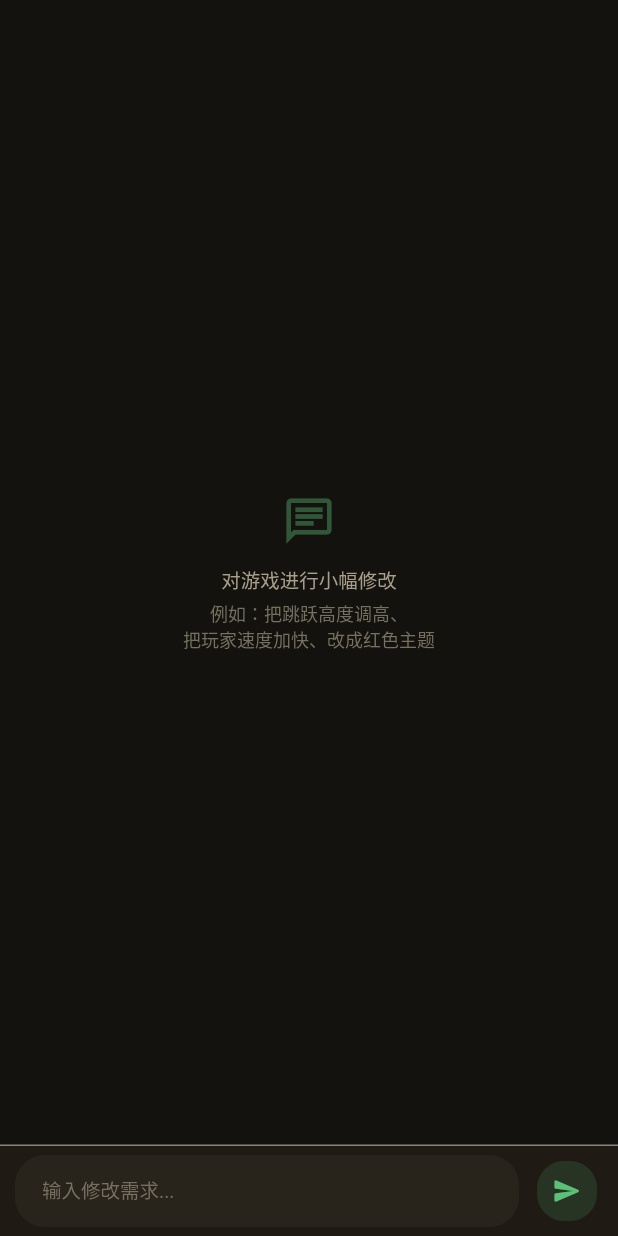
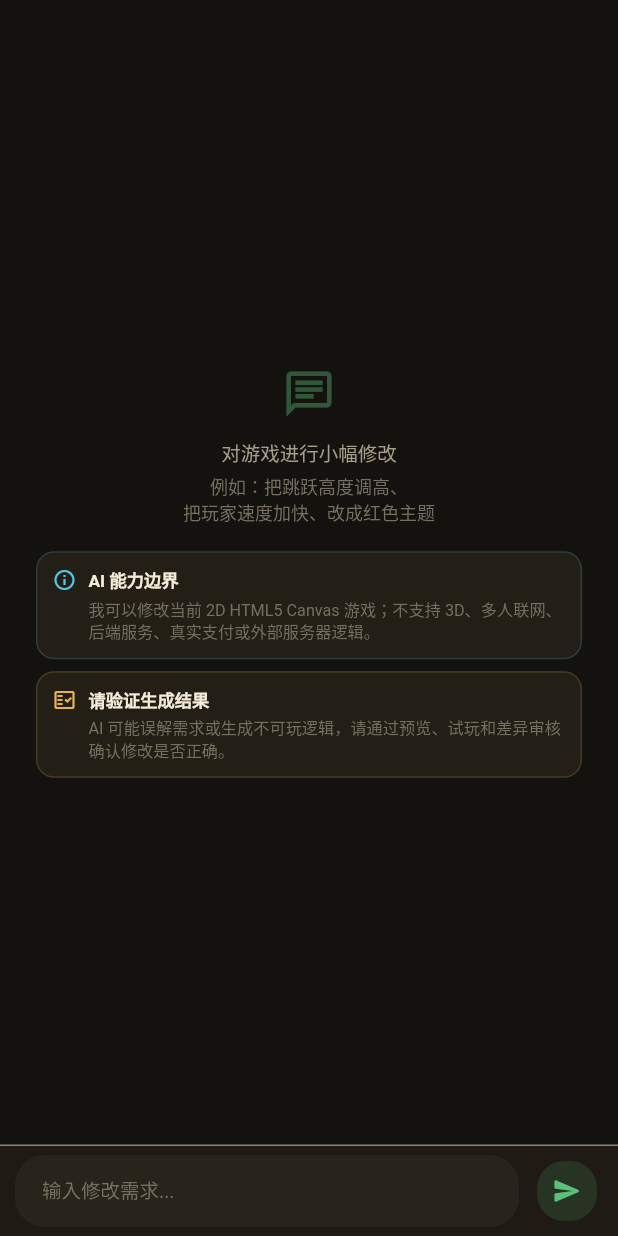
Before and after one commit to DingZhen-zhr/gameforger, a Flutter app: the PreviewChatPanel widget shown alone on an empty page, opened directly with empty values, on a phone screen of 412 x 824 dp. Run offline on Flutter 3.47's test engine with Material 3 defaults, Android fonts, the phone set to English and light mode, and no system bars; our stand-ins replace audioplayers, connectivity_plus, dio, flutter_riverpod, flutter_secure_storage, go_router and 4 more; missing offline and left inert: flutter_inappwebview; accounts and stored records are empty.

Commit message:
根据Claude的要求修复

```diff
--- a/lib/features/preview/presentation/providers/preview_provider.dart
+++ b/lib/features/preview/presentation/providers/preview_provider.dart
@@ -5,6 +5,7 @@ import 'package:share_plus/share_plus.dart';
 import '../../../../services/storage/local_db_service.dart';
 import '../../../../services/supabase/game_build_service.dart';
 import '../../../../services/supabase/supabase_client.dart';
+import '../../../../services/ai/model_router.dart';
 import '../../data/sample_game.dart';
 import '../../../../services/ai/preview_agent_service.dart';
 import '../../../workspace/presentation/providers/workspace_provider.dart';
@@ -39,21 +40,27 @@ class PreviewChatMessage {
   final bool isUser;
   final String content;
   final bool isStreaming;
+  final String? modelLabel;
 
   const PreviewChatMessage({
     required this.id,
     required this.isUser,
     required this.content,
     this.isStreaming = false,
+    this.modelLabel,
   });
 
-  PreviewChatMessage copyWith({String? content, bool? isStreaming}) =>
-      PreviewChatMessage(
-        id: id,
-        isUser: isUser,
-        content: content ?? this.content,
-        isStreaming: isStreaming ?? this.isStreaming,
-      );
+  PreviewChatMessage copyWith({
+    String? content,
+    bool? isStreaming,
+    String? modelLabel,
+  }) => PreviewChatMessage(
+    id: id,
+    isUser: isUser,
+    content: content ?? this.content,
+    isStreaming: isStreaming ?? this.isStreaming,
+    modelLabel: modelLabel ?? this.modelLabel,
+  );
 }
 
 /// A proposed code edit shown in the diff review panel.
@@ -295,6 +302,7 @@ class PreviewNotifier extends StateNotifier<PreviewState> {
     if (state.agentState != AgentState.idle) return;
 
     final id = 'chat_${DateTime.now().millisecondsSinceEpoch}';
+    final modelLabel = await _currentCodeModelLabel();
     final userMsg = PreviewChatMessage(
       id: '${id}_user',
       isUser: true,
@@ -306,6 +314,7 @@ class PreviewNotifier extends StateNotifier<PreviewState> {
       isUser: false,
       content: '',
       isStreaming: true,
+      modelLabel: modelLabel,
     );
 
     state = state.copyWith(
@@ -529,6 +538,15 @@ class PreviewNotifier extends StateNotifier<PreviewState> {
     );
   }
 
+  Future<String> _currentCodeModelLabel() async {
+    try {
+      final provider = await ModelRouter.getProvider(ModelType.code);
+      return provider == null || provider.isEmpty ? '当前 AI 模型' : provider;
+    } catch (_) {
+      return '当前 AI 模型';
+    }
+  }
+
   void _updateChatMessage(String id, String content, bool streaming) {
     final msgs = state.chatMessages.map((m) {
       if (m.id == id) {
--- a/lib/features/preview/presentation/widgets/chat_panel.dart
+++ b/lib/features/preview/presentation/widgets/chat_panel.dart
@@ -139,6 +139,19 @@ class _PreviewChatPanelState extends ConsumerState<PreviewChatPanel> {
               textAlign: TextAlign.center,
               style: TextStyle(color: AppTheme.textTertiary, fontSize: 12),
             ),
+            const SizedBox(height: 18),
+            _TransparencyNotice(
+              icon: Icons.info_outline,
+              title: 'AI 能力边界',
+              body: '我可以修改当前 2D HTML5 Canvas 游戏；不支持 3D、多人联网、后端服务、真实支付或外部服务器逻辑。',
+            ),
+            const SizedBox(height: 8),
+            _TransparencyNotice(
+              icon: Icons.fact_check_outlined,
+              title: '请验证生成结果',
+              body: 'AI 可能误解需求或生成不可玩逻辑，请通过预览、试玩和差异审核确认修改是否正确。',
+              accent: AppTheme.gold,
+            ),
           ],
         ),
       ),
@@ -189,7 +202,7 @@ class _PreviewChatPanelState extends ConsumerState<PreviewChatPanel> {
             Padding(
               padding: const EdgeInsets.only(left: 4, top: 2),
               child: Text(
-                _formatTime(DateTime.now()),
+                '${msg.modelLabel == null ? '由 AI 生成' : '由 ${msg.modelLabel} 生成'} · ${_formatTime(DateTime.now())}',
                 style: TextStyle(fontSize: 10, color: AppTheme.textTertiary),
               ),
             ),
@@ -352,6 +365,64 @@ class _PreviewChatPanelState extends ConsumerState<PreviewChatPanel> {
   }
 }
 
+class _TransparencyNotice extends StatelessWidget {
+  final IconData icon;
+  final String title;
+  final String body;
+  final Color accent;
+
+  const _TransparencyNotice({
+    required this.icon,
+    required this.title,
+    required this.body,
+    this.accent = const Color(0xFF4FC9E8),
+  });
+
+  @override
+  Widget build(BuildContext context) {
+    return Container(
+      width: double.infinity,
+      padding: const EdgeInsets.all(10),
+      decoration: BoxDecoration(
+        color: AppTheme.surfaceVariant.withValues(alpha: 0.72),
+        borderRadius: BorderRadius.circular(12),
+        border: Border.all(color: accent.withValues(alpha: 0.18)),
+      ),
+      child: Row(
+        crossAxisAlignment: CrossAxisAlignment.start,
+        children: [
+          Icon(icon, size: 16, color: accent),
+          const SizedBox(width: 8),
+          Expanded(
+            child: Column(
+              crossAxisAlignment: CrossAxisAlignment.start,
+              children: [
+                Text(
+                  title,
+                  style: TextStyle(
+                    color: AppTheme.textPrimary,
+                    fontSize: 11.5,
+                    fontWeight: FontWeight.w700,
+                  ),
+                ),
+                const SizedBox(height: 3),
+                Text(
+                  body,
+                  style: TextStyle(
+                    color: AppTheme.textTertiary,
+                    fontSize: 10.8,
+                    height: 1.35,
+                  ),
+                ),
+              ],
+            ),
+          ),
+        ],
+      ),
+    );
+  }
+}
+
 class _StreamingText extends StatefulWidget {
   final String text;
   const _StreamingText({required this.text});
--- a/lib/features/settings/presentation/settings_page.dart
+++ b/lib/features/settings/presentation/settings_page.dart
@@ -207,6 +207,13 @@ class _SettingsPageState extends ConsumerState<SettingsPage> {
           '通过对话式引导，帮助你从故事、美术到玩法，'
           '将创意转化为可运行的 HTML5 小游戏。',
         ),
+        const SizedBox(height: 12),
+        Text(
+          'AI 能力边界：当前版本主要支持单文件 2D HTML5 Canvas 游戏生成与修改；'
+          '不支持 3D 引擎、多人联网、后端服务、真实支付、云存档或外部服务器逻辑。',
+        ),
+        const SizedBox(height: 8),
+        Text('AI 生成内容可能存在逻辑错误或与需求不一致，请通过预览试玩、代码检查和人工审核确认结果。'),
       ],
     );
   }
```
Also changed, not shown: lib/features/preview/presentation/preview_page.dart (+14 -3 lines), lib/features/workspace/presentation/workspace_page.dart (+81 -4 lines), lib/services/ai/game_gen_service.dart (+184 -70 lines).
